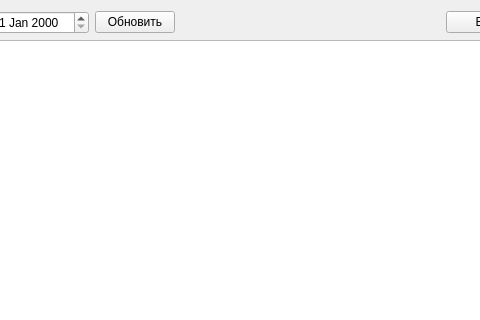
First picture: the form in mainwidget.ui, repository Sergeyego/rasx, before the edit; both pictures show x 155 to 635 and y 0 to 320 of the 778 by 746 pixel window.
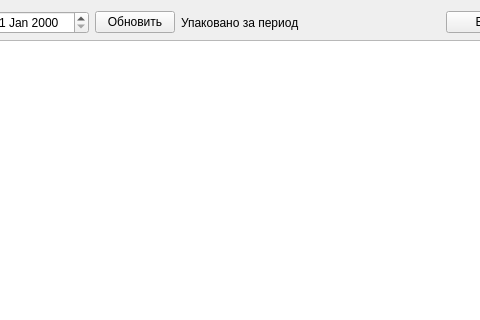
Second picture: the form after the edit. Custom widgets are drawn as their Qt base class.

```diff
--- a/mainwidget.ui
+++ b/mainwidget.ui
@@ -43,6 +43,13 @@
        </property>
       </widget>
      </item>
+     <item>
+      <widget class="QLabel" name="labelSum">
+       <property name="text">
+        <string>Упаковано за период</string>
+       </property>
+      </widget>
+     </item>
      <item>
       <spacer name="horizontalSpacer">
        <property name="orientation">
@@ -84,6 +91,11 @@
    <extends>QDateEdit</extends>
    <header>db/dbviewer.h</header>
   </customwidget>
+  <customwidget>
+   <class>TableView</class>
+   <extends>QTableView</extends>
+   <header>olap/tableview.h</header>
+  </customwidget>
  </customwidgets>
  <resources/>
  <connections/>
```
Left out of the diff: 9 changed lines with no effect on the pictures.
